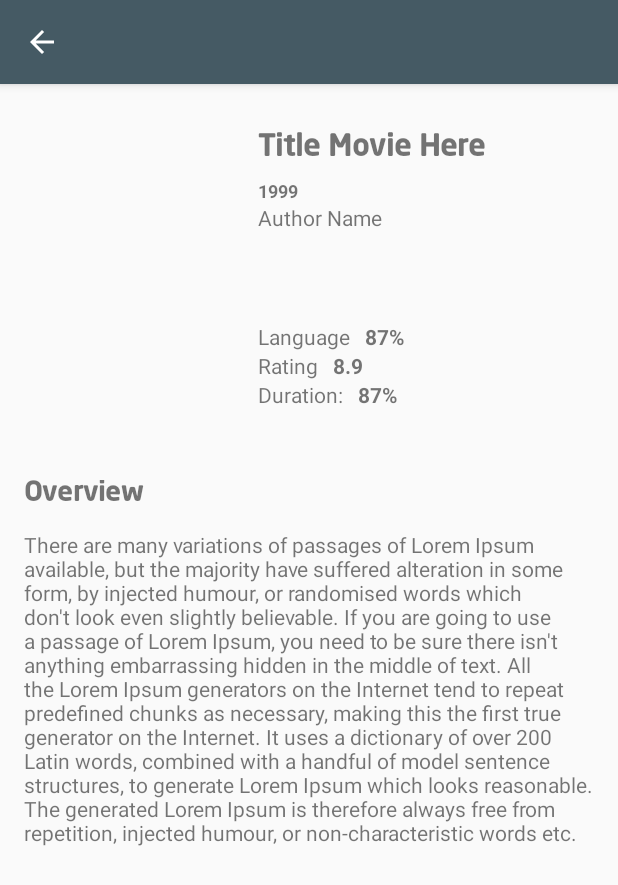
After one commit to dimasmds/MovieDirectory, an Android app: the DetailMovieActivity screen opened directly, with no data from a screen before it, on a phone screen of 412 x 824 dp. The commit adds this screen. Shown: the top 885 px of the screen. Run offline under Robolectric (Android 15) with nearby library versions, the phone set to English and light mode, and no system bars; our stand-ins replace Picasso; pictures from the network do not load; 1 statement that could not run was skipped.

Commit message:
Implements detail movie

```diff
--- a/app/build.gradle
+++ b/app/build.gradle
@@ -24,7 +24,6 @@ android {
 dependencies {
     implementation fileTree(dir: 'libs', include: ['*.jar'])
 
-
     // Support Version
     implementation "com.android.support:appcompat-v7:$support_version"
     implementation "com.android.support:exifinterface:$support_version"
--- a/app/src/main/AndroidManifest.xml
+++ b/app/src/main/AndroidManifest.xml
@@ -18,6 +18,7 @@
                 <category android:name="android.intent.category.LAUNCHER" />
             </intent-filter>
         </activity>
+        <activity android:name=".activity.DetailMovieActivity"></activity>
     </application>
 
 </manifest>
--- /dev/null
+++ b/app/src/main/java/com/riotfallen/moviedirectory/activity/DetailMovieActivity.java
@@ -0,0 +1,144 @@
+package com.riotfallen.moviedirectory.activity;
+
+import android.annotation.SuppressLint;
+import android.os.Bundle;
+import android.support.v4.widget.NestedScrollView;
+import android.support.v7.app.AppCompatActivity;
+import android.support.v7.widget.Toolbar;
+import android.view.MenuItem;
+import android.view.View;
+import android.view.ViewGroup;
+import android.widget.ImageView;
+import android.widget.LinearLayout;
+import android.widget.ProgressBar;
+import android.widget.TextView;
+import android.widget.Toast;
+
+import com.riotfallen.moviedirectory.BuildConfig;
+import com.riotfallen.moviedirectory.R;
+import com.riotfallen.moviedirectory.core.model.movie.Movie;
+import com.riotfallen.moviedirectory.core.model.movie.MovieResponse;
+import com.riotfallen.moviedirectory.core.presenter.MoviePresenter;
+import com.riotfallen.moviedirectory.core.view.MovieView;
+import com.squareup.picasso.Picasso;
+
+import java.util.Objects;
+
+public class DetailMovieActivity extends AppCompatActivity implements MovieView {
+
+    public static final String TITLE_MOVIE = "titleMovie";
+    public static final String ID_MOVIE = "idMovie";
+
+    private ProgressBar progressBar;
+    private NestedScrollView nestedScrollView;
+
+    @Override
+    protected void onCreate(Bundle savedInstanceState) {
+        super.onCreate(savedInstanceState);
+        setContentView(R.layout.activity_detail_movie);
+
+        String movieTitle = getIntent().getStringExtra(TITLE_MOVIE);
+        Integer movieId = getIntent().getIntExtra(ID_MOVIE, 0);
+
+        progressBar = findViewById(R.id.detailActivityProgressBar);
+        nestedScrollView = findViewById(R.id.detailActivityNestedScrollView);
+
+        Toolbar toolbar = findViewById(R.id.detailActivityToolbar);
+
+
+        setSupportActionBar(toolbar);
+        Objects.requireNonNull(getSupportActionBar()).setTitle(movieTitle);
+        getSupportActionBar().setDisplayHomeAsUpEnabled(true);
+
+        MoviePresenter presenter = new MoviePresenter(this);
+
+        presenter.getMovie(movieId);
+
+    }
+
+    @Override
+    public boolean onOptionsItemSelected(MenuItem item) {
+
+        switch (item.getItemId()){
+            case android.R.id.home:
+                onBackPressed();
+                break;
+        }
+
+        return super.onOptionsItemSelected(item);
+    }
+
+    @Override
+    public void showMovieLoading() {
+        progressBar.setVisibility(View.VISIBLE);
+        nestedScrollView.setVisibility(View.INVISIBLE);
+    }
+
+    @Override
+    public void hideMovieLoading() {
+        progressBar.setVisibility(View.INVISIBLE);
+        nestedScrollView.setVisibility(View.VISIBLE);
+    }
+
+    @Override
+    public void showMovieError(String message) {
+        Toast.makeText(this, message, Toast.LENGTH_SHORT).show();
+    }
+
+    @Override
+    public void showMovies(MovieResponse data) {
+    }
+
+    @SuppressLint("SetTextI18n")
+    @Override
+    public void showMovie(Movie data) {
+        TextView textViewTitle = findViewById(R.id.detailActivityTextViewTitle);
+        TextView textViewProduction = findViewById(R.id.detailActivityTextViewProduction);
+        TextView textViewYearMovie = findViewById(R.id.detailActivityTextViewYear);
+        TextView textViewRating = findViewById(R.id.detailActivityTextViewRating);
+        TextView textViewDuration = findViewById(R.id.detailActivityTextViewDuration);
+        TextView textViewDescription = findViewById(R.id.detailActivityTextViewOverview);
+        ImageView imageViewThumbnail = findViewById(R.id.detailActivityThumbnail);
+
+        LinearLayout linearLayoutCategory = findViewById(R.id.detailActivityLinearLayoutCategory);
+
+        textViewTitle.setText(data.getTitle());
+        textViewYearMovie.setText(data.getReleaseDate());
+        if(data.getProductionCompanies().size() != 0){
+            textViewProduction.setText(data.getProductionCompanies().get(0).getName());
+        } else {
+            textViewProduction.setText("Unknown");
+        }
+        textViewRating.setText(data.getVoteAverage().toString());
+        textViewDescription.setText(data.getOverview());
+        textViewDuration.setText(data.getRuntime() + " Minutes");
+
+        Picasso.get().load(BuildConfig.IMAGE_BASE_URL + data.getPosterPath()).fit().centerCrop().into(imageViewThumbnail);
+
+        for (int i = 0; i < data.getGenres().size(); i++) {
+            TextView category = new TextView(this);
+
+            ViewGroup.LayoutParams params = new LinearLayout.LayoutParams(
+                    ViewGroup.LayoutParams.WRAP_CONTENT,
+                    ViewGroup.LayoutParams.WRAP_CONTENT
+            );
+
+            ((LinearLayout.LayoutParams) params).setMarginEnd(10);
+
+            category.setLayoutParams(params);
+            category.setTextColor(getResources().getColor(android.R.color.white));
+            category.setLines(1);
+            category.setBackgroundColor(getResources().getColor(R.color.colorPrimary));
+            category.setPadding(10, 0, 10, 0);
+            category.setText(data.getGenres().get(i).getName());
+            linearLayoutCategory.addView(category);
+
+            if (i == 2) {
+                break;
+            }
+        }
+
+    }
+
+
+}
--- /dev/null
+++ b/app/src/main/res/layout/activity_detail_movie.xml
@@ -0,0 +1,37 @@
+<?xml version="1.0" encoding="utf-8"?>
+<android.support.design.widget.CoordinatorLayout xmlns:android="http://schemas.android.com/apk/res/android"
+    xmlns:app="http://schemas.android.com/apk/res-auto"
+    xmlns:tools="http://schemas.android.com/tools"
+    android:layout_width="match_parent"
+    android:layout_height="match_parent"
+    tools:context=".activity.DetailMovieActivity">
+    <android.support.design.widget.AppBarLayout
+        android:layout_width="match_parent"
+        android:layout_height="wrap_content">
+        <android.support.v7.widget.Toolbar
+            android:id="@+id/detailActivityToolbar"
+            android:layout_width="match_parent"
+            app:titleTextColor="@android:color/white"
+            app:layout_scrollFlags="snap|scroll|enterAlways"
+            android:layout_height="?android:attr/actionBarSize"/>
+    </android.support.design.widget.AppBarLayout>
+    <ProgressBar
+        android:id="@+id/detailActivityProgressBar"
+        android:layout_gravity="center"
+        android:visibility="invisible"
+        android:layout_width="wrap_content"
+        android:layout_height="wrap_content" />
+    <android.support.v4.widget.NestedScrollView
+        android:id="@+id/detailActivityNestedScrollView"
+        android:layout_width="match_parent"
+        android:layout_height="match_parent"
+        app:layout_behavior="@string/appbar_scrolling_view_behavior">
+        <LinearLayout
+            android:layout_width="match_parent"
+            android:layout_height="wrap_content"
+            android:orientation="vertical">
+            <include layout="@layout/layout_header_detail_movie" />
+            <include layout="@layout/layout_body_detail_movie" />
+        </LinearLayout>
+    </android.support.v4.widget.NestedScrollView>
+</android.support.design.widget.CoordinatorLayout>
--- /dev/null
+++ b/app/src/main/res/layout/layout_body_detail_movie.xml
@@ -0,0 +1,24 @@
+<?xml version="1.0" encoding="utf-8"?>
+<LinearLayout
+    xmlns:android="http://schemas.android.com/apk/res/android"
+    android:layout_width="match_parent"
+    android:layout_height="match_parent"
+    android:orientation="vertical"
+    android:layout_marginRight="16dp"
+    android:layout_marginLeft="16dp"
+    android:layout_marginTop="30dp">
+
+    <TextView
+        android:layout_width="match_parent"
+        android:layout_height="wrap_content"
+        android:text="@string/overview"
+        android:textSize="18sp"
+        android:fontFamily="@font/neosans"
+        android:textStyle="bold"/>
+    <TextView
+        android:id="@+id/detailActivityTextViewOverview"
+        android:text="@string/dummy_desc"
+        android:layout_marginTop="15dp"
+        android:layout_width="wrap_content"
+        android:layout_height="wrap_content"/>
+</LinearLayout>
--- /dev/null
+++ b/app/src/main/res/layout/layout_header_detail_movie.xml
@@ -0,0 +1,112 @@
+<?xml version="1.0" encoding="utf-8"?>
+<RelativeLayout xmlns:android="http://schemas.android.com/apk/res/android"
+    android:layout_width="match_parent"
+    android:layout_height="match_parent"
+    android:paddingTop="16dp"
+    android:paddingStart="16dp"
+    android:paddingEnd="16dp">
+    <LinearLayout
+        android:orientation="horizontal"
+        android:layout_width="match_parent"
+        android:layout_height="wrap_content">
+        <ImageView
+            android:id="@+id/detailActivityThumbnail"
+            android:layout_width="140dp"
+            android:layout_height="218dp"
+            android:contentDescription="@string/thumbnail_movie"
+            android:scaleType="centerCrop"/>
+        <LinearLayout
+            android:paddingStart="16dp"
+            android:paddingTop="16dp"
+            android:paddingEnd="16dp"
+            android:orientation="vertical"
+            android:layout_width="match_parent"
+            android:layout_height="wrap_content">
+            <TextView
+                android:id="@+id/detailActivityTextViewTitle"
+                android:layout_width="wrap_content"
+                android:layout_height="wrap_content"
+                android:textSize="20sp"
+                android:textStyle="bold"
+                android:fontFamily="@font/neosans"
+                android:text="@string/dummy_movie_title"/>
+            <TextView
+                android:id="@+id/detailActivityTextViewYear"
+                android:layout_width="wrap_content"
+                android:layout_height="wrap_content"
+                android:layout_marginTop="10dp"
+                android:textSize="12sp"
+                android:textStyle="bold"
+                android:text="@string/dummy_years"/>
+            <TextView
+                android:id="@+id/detailActivityTextViewProduction"
+                android:layout_width="wrap_content"
+                android:layout_height="wrap_content"
+                android:textStyle="normal"
+                android:text="@string/dummy_production"
+                />
+
+            <LinearLayout
+                android:id="@+id/detailActivityLinearLayoutCategory"
+                android:layout_marginTop="30dp"
+                android:layout_width="match_parent"
+                android:layout_height="wrap_content"
+                android:orientation="horizontal">
+            </LinearLayout>
+            <LinearLayout
+                android:layout_marginTop="30dp"
+                android:layout_width="match_parent"
+                android:layout_height="wrap_content"
+                android:orientation="vertical">
+                <LinearLayout
+                    android:layout_width="match_parent"
+                    android:layout_height="wrap_content"
+                    android:orientation="horizontal">
+                    <TextView
+                        android:layout_width="wrap_content"
+                        android:layout_height="wrap_content"
+                        android:layout_marginEnd="10dp"
+                        android:text="@string/language"/>
+                    <TextView
+                        android:id="@+id/detailActivityTextViewLanguage"
+                        android:layout_width="wrap_content"
+                        android:layout_height="wrap_content"
+                        android:text="@string/_87"
+                        android:textStyle="bold"/>
+                </LinearLayout>
+                <LinearLayout
+                    android:layout_width="match_parent"
+                    android:layout_height="wrap_content"
+                    android:orientation="horizontal">
+                    <TextView
+                        android:layout_width="wrap_content"
+                        android:layout_height="wrap_content"
+                        android:layout_marginEnd="10dp"
+                        android:text="@string/rating"/>
+                    <TextView
+                        android:id="@+id/detailActivityTextViewRating"
+                        android:layout_width="wrap_content"
+                        android:layout_height="wrap_content"
+                        android:textStyle="bold"
+                        android:text="@string/dummy_imdb"/>
+                </LinearLayout>
+                <LinearLayout
+                    android:layout_width="match_parent"
+                    android:layout_height="wrap_content"
+                    android:orientation="horizontal">
+                    <TextView
+                        android:layout_width="wrap_content"
+                        android:layout_height="wrap_content"
+                        android:layout_marginEnd="10dp"
+                        android:text="@string/duration"/>
+                    <TextView
+                        android:id="@+id/detailActivityTextViewDuration"
+                        android:layout_width="wrap_content"
+                        android:layout_height="wrap_content"
+                        android:text="@string/_87"
+                        android:textStyle="bold"/>
+                </LinearLayout>
+            </LinearLayout>
+        </LinearLayout>
+    </LinearLayout>
+</RelativeLayout>
--- a/app/src/main/res/values/strings.xml
+++ b/app/src/main/res/values/strings.xml
@@ -3,6 +3,19 @@
     <string name="search_movie">Search Movie</string>
     <string name="search">Search</string>
     <string name="dummy_movie">Spiderman Jungleland</string>
-    <string name="dummy_desc">Lorem ipsum dolor sit amet lala lili agak aneh gimana gitu</string>
+    <string name="dummy_desc">There are many variations of passages of Lorem Ipsum available, but the majority have suffered alteration in some form, by injected humour, or randomised words which don\'t look even slightly believable. If you are going to use a passage of Lorem Ipsum, you need to be sure there isn\'t anything embarrassing hidden in the middle of text. All the Lorem Ipsum generators on the Internet tend to repeat predefined chunks as necessary, making this the first true generator on the Internet. It uses a dictionary of over 200 Latin words, combined with a handful of model sentence structures, to generate Lorem Ipsum which looks reasonable. The generated Lorem Ipsum is therefore always free from repetition, injected humour, or non-characteristic words etc.</string>
     <string name="thumbnail">thumbnail</string>
+    <string name="thumbnail_movie">Thumbnail Movie</string>
+    <string name="category">Category</string>
+    <string name="dummy_years">1999</string>
+    <string name="dummy_production">Author Name</string>
+    <string name="dummy_movie_title">Title Movie Here</string>
+    <string name="imdb">IMDB:</string>
+    <string name="rotten_tommatoes">Rotten🍅:</string>
+    <string name="dummy_imdb">8.9</string>
+    <string name="_87">87%</string>
+    <string name="overview">Overview</string>
+    <string name="rating">Rating</string>
+    <string name="duration">Duration:</string>
+    <string name="language">Language</string>
 </resources>
--- a/core/src/main/java/com/riotfallen/moviedirectory/core/api/APIRepository.java
+++ b/core/src/main/java/com/riotfallen/moviedirectory/core/api/APIRepository.java
@@ -24,5 +24,7 @@ public interface APIRepository {
 
 
     @GET("movie/{movie_id}")
-    Call<Movie> getMovie(@Path("movie_id") String movieId);
+    Call<Movie> getMovie(@Path("movie_id") Integer movieId,
+                         @Query("api_key") String apiKey,
+                         @Query("language") String language);
 }
--- a/core/src/main/java/com/riotfallen/moviedirectory/core/presenter/MoviePresenter.java
+++ b/core/src/main/java/com/riotfallen/moviedirectory/core/presenter/MoviePresenter.java
@@ -5,6 +5,7 @@ import android.support.annotation.NonNull;
 import com.riotfallen.moviedirectory.core.BuildConfig;
 import com.riotfallen.moviedirectory.core.api.APIRepository;
 import com.riotfallen.moviedirectory.core.api.Client;
+import com.riotfallen.moviedirectory.core.model.movie.Movie;
 import com.riotfallen.moviedirectory.core.model.movie.MovieResponse;
 import com.riotfallen.moviedirectory.core.utils.Constant;
 import com.riotfallen.moviedirectory.core.view.MovieView;
@@ -29,7 +30,7 @@ public class MoviePresenter {
             @Override
             public void onResponse(@NonNull Call<MovieResponse> call, @NonNull Response<MovieResponse> response) {
                 if(response.isSuccessful()){
-                    view.showMovieData(response.body());
+                    view.showMovies(response.body());
                     view.hideMovieLoading();
                 } else {
                     view.showMovieError(response.message());
@@ -45,7 +46,7 @@ public class MoviePresenter {
         });
     }
 
-    public void getMovie(Integer page){
+    public void getMovies(Integer page){
         view.showMovieLoading();
         APIRepository apiRepository = Client.getClient().create(APIRepository.class);
         Call<MovieResponse> call = apiRepository.getMovies(BuildConfig.API_KEY, Constant.DEFAULT_MOVIE_LANGUAGE, Constant.DEFAULT_SORT_MOVIE, page);
@@ -53,7 +54,7 @@ public class MoviePresenter {
             @Override
             public void onResponse(@NonNull Call<MovieResponse> call, @NonNull Response<MovieResponse> response) {
                 if(response.isSuccessful()){
-                    view.showMovieData(response.body());
+                    view.showMovies(response.body());
                     view.hideMovieLoading();
                 } else {
                     view.showMovieError(response.message());
@@ -68,4 +69,28 @@ public class MoviePresenter {
             }
         });
     }
+
+    public void getMovie(Integer movieId){
+        view.showMovieLoading();
+        APIRepository apiRepository = Client.getClient().create(APIRepository.class);
+        Call<Movie> call = apiRepository.getMovie(movieId, BuildConfig.API_KEY, Constant.DEFAULT_MOVIE_LANGUAGE);
+        call.enqueue(new Callback<Movie>() {
+            @Override
+            public void onResponse(@NonNull Call<Movie> call, @NonNull Response<Movie> response) {
+                if(response.isSuccessful()){
+                    view.showMovie(response.body());
+                    view.hideMovieLoading();
+                } else {
+                    view.showMovieError(response.message());
+                    view.hideMovieLoading();
+                }
+            }
+
+            @Override
+            public void onFailure(@NonNull Call<Movie> call, @NonNull Throwable t) {
+                view.showMovieError(t.getMessage());
+                view.hideMovieLoading();
+            }
+        });
+    }
 }
--- a/core/src/main/java/com/riotfallen/moviedirectory/core/view/MovieView.java
+++ b/core/src/main/java/com/riotfallen/moviedirectory/core/view/MovieView.java
@@ -1,10 +1,12 @@
 package com.riotfallen.moviedirectory.core.view;
 
+import com.riotfallen.moviedirectory.core.model.movie.Movie;
 import com.riotfallen.moviedirectory.core.model.movie.MovieResponse;
 
 public interface MovieView {
     void showMovieLoading();
     void hideMovieLoading();
     void showMovieError(String message);
-    void showMovieData(MovieResponse data);
+    void showMovies(MovieResponse data);
+    void showMovie(Movie data);
 }
```
Also changed, not shown: app/src/main/java/com/riotfallen/moviedirectory/activity/MainActivity.java (+6 -2 lines), app/src/main/java/com/riotfallen/moviedirectory/adapter/MovieListAdapter.java (+6 -2 lines), app/src/main/res/values/styles.xml (+11 -1 lines), core/src/main/java/com/riotfallen/moviedirectory/core/model/generic/ProductionCompany.java (+0 -17 lines), core/src/main/java/com/riotfallen/moviedirectory/core/model/generic/ProductionCountry.java (+0 -9 lines), core/src/main/java/com/riotfallen/moviedirectory/core/model/generic/SpokenLanguage.java (+0 -9 lines), core/src/main/java/com/riotfallen/moviedirectory/core/model/movie/Movie.java (+0 -101 lines), core/src/main/java/com/riotfallen/moviedirectory/core/model/movie/MovieResponse.java (+0 -17 lines), core/src/main/java/com/riotfallen/moviedirectory/core/model/movie/Result.java (+0 -57 lines).
